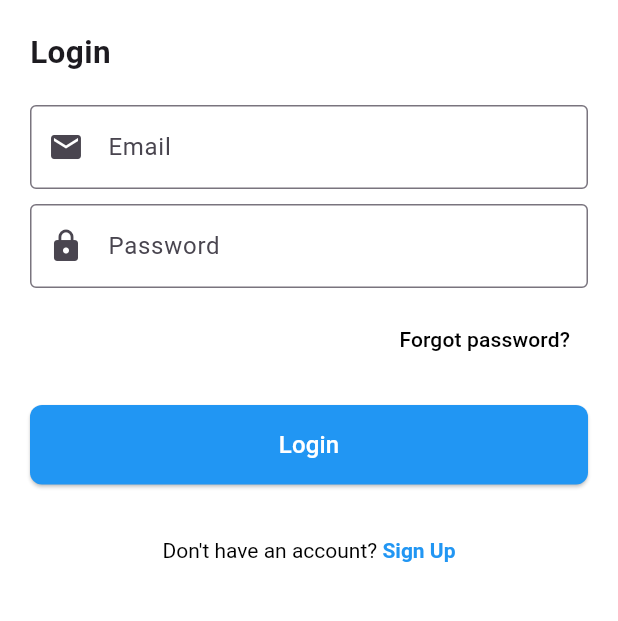
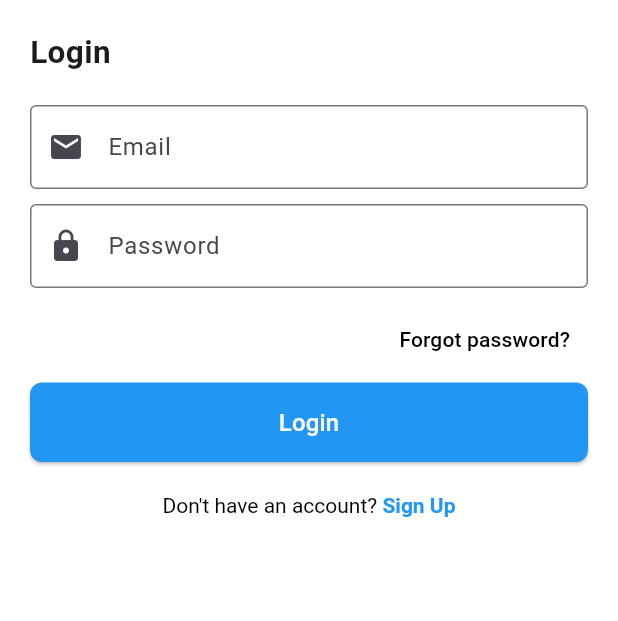
Before and after one commit to AliAljawad/Sign-Speak-Front, a Flutter app: the screen it shows after launch, on a phone screen of 412 x 824 dp, the part 339-960 px from its top. Run offline on Flutter 3.47's test engine with Material 3 defaults, Android fonts, the light colour scheme and no system bars; our stand-ins replace camera, image_picker, video_player.

Commit message:
adjusted spacing in login screen

```diff
--- a/lib/screens/login_screen.dart
+++ b/lib/screens/login_screen.dart
@@ -71,7 +71,7 @@ class LoginPage extends StatelessWidget {
                 ),
               ),
             ),
-            const SizedBox(height: 20),
+            const SizedBox(height: 5),
             ElevatedButton(
               onPressed: () {},
               style: ElevatedButton.styleFrom(
@@ -90,7 +90,7 @@ class LoginPage extends StatelessWidget {
                 ),
               ),
             ),
-            const SizedBox(height: 20),
+            const SizedBox(height: 5),
             TextButton(
   onPressed: () {},
   child: RichText(
```
